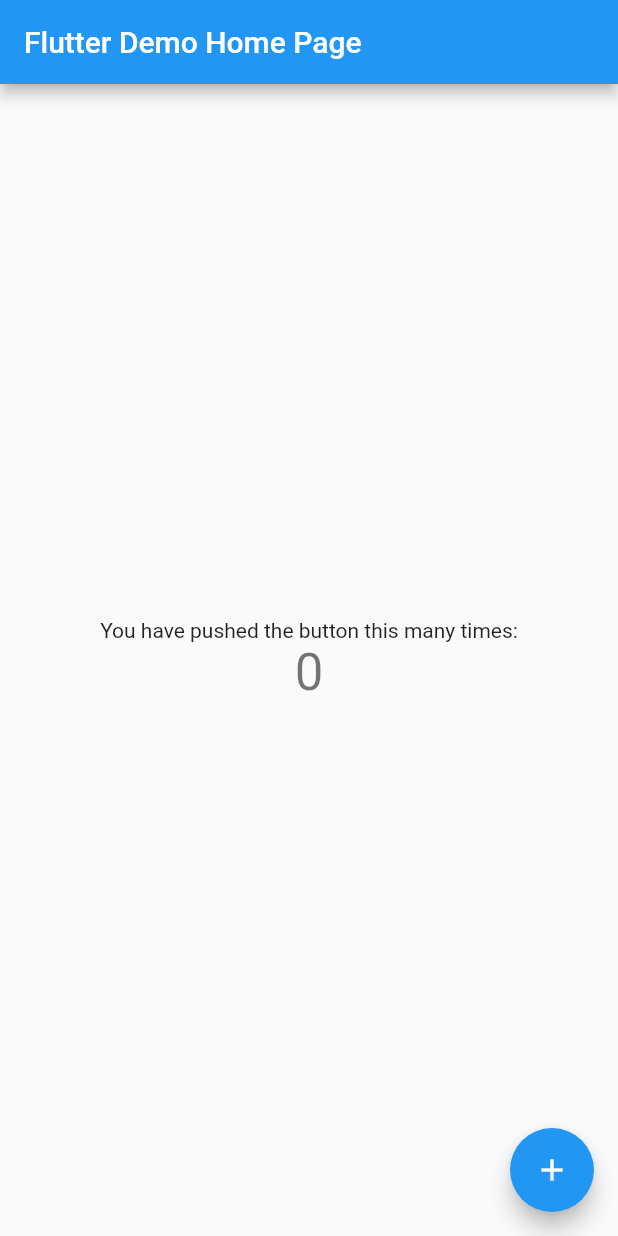
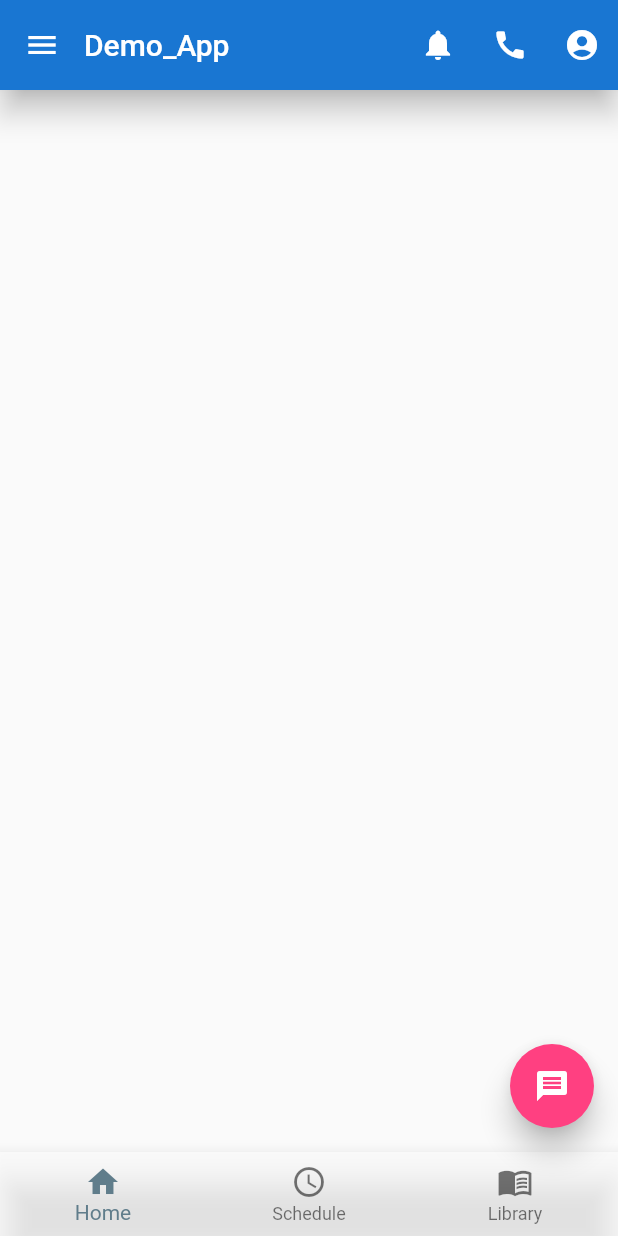
Before and after one commit to skilledfahad/C-03.-Flutter, a Flutter app: the screen it shows after launch, on a phone screen of 412 x 824 dp. Run offline on Flutter 3.47's test engine with Material 2 defaults, Android fonts, the phone set to English and light mode, and no system bars.

Commit message:
modified:   flutter_Assin-02/lib/main.dart
	modified:   flutter_Assin-02/lib/main.dart

```diff
--- a/flutter_Assin-02/lib/main.dart
+++ b/flutter_Assin-02/lib/main.dart
@@ -1,115 +1,107 @@
 import 'package:flutter/material.dart';
 
-void main() {
-  runApp(const MyApp());
-}
+void main() => runApp(const MyApp());
+
 
 class MyApp extends StatelessWidget {
   const MyApp({super.key});
 
-  // This widget is the root of your application.
   @override
   Widget build(BuildContext context) {
     return MaterialApp(
-      title: 'Flutter Demo',
-      theme: ThemeData(
-        // This is the theme of your application.
-        //
-        // Try running your application with "flutter run". You'll see the
-        // application has a blue toolbar. Then, without quitting the app, try
-        // changing the primarySwatch below to Colors.green and then invoke
-        // "hot reload" (press "r" in the console where you ran "flutter run",
-        // or simply save your changes to "hot reload" in a Flutter IDE).
-        // Notice that the counter didn't reset back to zero; the application
-        // is not restarted.
-        primarySwatch: Colors.blue,
-      ),
-      home: const MyHomePage(title: 'Flutter Demo Home Page'),
-    );
+      debugShowCheckedModeBanner: false,
+      theme: ThemeData(primarySwatch: Colors.blue),
+      darkTheme: ThemeData(primarySwatch: Colors.grey),
+      color: Colors.white10,
+      home: const MyHomePage());
   }
 }
 
-class MyHomePage extends StatefulWidget {
-  const MyHomePage({super.key, required this.title});
+class MyHomePage extends StatelessWidget {
+  const MyHomePage({super.key});
 
-  // This widget is the home page of your application. It is stateful, meaning
-  // that it has a State object (defined below) that contains fields that affect
-  // how it looks.
-
-  // This class is the configuration for the state. It holds the values (in this
-  // case the title) provided by the parent (in this case the App widget) and
-  // used by the build method of the State. Fields in a Widget subclass are
-  // always marked "final".
-
-  final String title;
-
-  @override
-  State<MyHomePage> createState() => _MyHomePageState();
-}
-
-class _MyHomePageState extends State<MyHomePage> {
-  int _counter = 0;
-
-  void _incrementCounter() {
-    setState(() {
-      // This call to setState tells the Flutter framework that something has
-      // changed in this State, which causes it to rerun the build method below
-      // so that the display can reflect the updated values. If we changed
-      // _counter without calling setState(), then the build method would not be
-      // called again, and so nothing would appear to happen.
-      _counter++;
-    });
+  MySnackBar(message,context){
+    return ScaffoldMessenger.of (context).showSnackBar(
+      SnackBar(content: Text(message),duration: const Duration(milliseconds: 500),)
+    );
   }
 
   @override
   Widget build(BuildContext context) {
-    // This method is rerun every time setState is called, for instance as done
-    // by the _incrementCounter method above.
-    //
-    // The Flutter framework has been optimized to make rerunning build methods
-    // fast, so that you can just rebuild anything that needs updating rather
-    // than having to individually change instances of widgets.
     return Scaffold(
       appBar: AppBar(
-        // Here we take the value from the MyHomePage object that was created by
-        // the App.build method, and use it to set our appbar title.
-        title: Text(widget.title),
+        // leading: IconButton(onPressed: (){},icon: const Icon(Icons.logo_dev)),
+        title: const Text("Demo_App"),
+        backgroundColor: Colors.blue[700],
+        titleSpacing: 0,
+        elevation: 8,
+        centerTitle: false,
+        toolbarHeight: 60,
+        toolbarOpacity: 1,
+        actions: [IconButton(onPressed: () {MySnackBar("Notifications",context);}, icon: const Icon(Icons.notifications)),
+          IconButton(onPressed: () {MySnackBar("Call us",context);}, icon: const Icon(Icons.call)),
+          IconButton(onPressed: () {MySnackBar("Profile",context);}, icon: const Icon(Icons.account_circle)),
+        ]),
+
+
+      floatingActionButton: FloatingActionButton(
+        elevation: 8,
+        onPressed:(){MySnackBar("Massage",context);},
+        backgroundColor: Colors.pinkAccent,
+        child: const Icon(Icons.message),
       ),
-      body: Center(
-        // Center is a layout widget. It takes a single child and positions it
-        // in the middle of the parent.
-        child: Column(
-          // Column is also a layout widget. It takes a list of children and
-          // arranges them vertically. By default, it sizes itself to fit its
-          // children horizontally, and tries to be as tall as its parent.
-          //
-          // Invoke "debug painting" (press "p" in the console, choose the
-          // "Toggle Debug Paint" action from the Flutter Inspector in Android
-          // Studio, or the "Toggle Debug Paint" command in Visual Studio Code)
-          // to see the wireframe for each widget.
-          //
-          // Column has various properties to control how it sizes itself and
-          // how it positions its children. Here we use mainAxisAlignment to
-          // center the children vertically; the main axis here is the vertical
-          // axis because Columns are vertical (the cross axis would be
-          // horizontal).
-          mainAxisAlignment: MainAxisAlignment.center,
-          children: <Widget>[
-            const Text(
-              'You have pushed the button this many times:',
+
+      bottomNavigationBar: BottomNavigationBar(
+        currentIndex : 0,
+        iconSize : 24,
+        backgroundColor : Colors.white60,
+        fixedColor : Colors.blueGrey,
+        items: const [
+          BottomNavigationBarItem(icon: Icon(Icons.home),label: "Home"),
+          BottomNavigationBarItem(icon: Icon(Icons.schedule),label: "Schedule" ),
+          BottomNavigationBarItem(icon: Icon(Icons.menu_book),label: "Library"),
+          // BottomNavigationBarItem(icon: Icon(Icons.menu_book_sharp),label: "Library") //Why 4th icon cause problem??
+        ],
+        onTap: (int index){
+          if (index==0){MySnackBar("Home",context);}
+          if (index==1){MySnackBar("Schedule",context);}
+          if (index==2){MySnackBar("Library",context);}
+        },
+      ),
+
+      drawer: Drawer(
+        child: ListView(
+          children:[
+            DrawerHeader(
+              padding: EdgeInsets.all(2),
+                child: UserAccountsDrawerHeader(
+                  decoration: const BoxDecoration(
+                      color: Colors.cyan,
+                      image: DecorationImage(
+                        image: NetworkImage('https://www.digiedupro.com/media/2020/07/Beijing_Institute_of_Graphic_Communication_Slider_4.jpg'),
+                        fit: BoxFit.cover,
+                  )
+                  ),
+                  accountName: Text("Demo_App"),
+                  accountEmail: Text("fahad.itwork@gmail.com"),
+                  currentAccountPicture: Image.network("https://lh3.googleusercontent.com/p/AF1QipN6O9nyN-k9DZjyqwYCllByMaTTrK-u8yO_1pCb=s680-w680-h510"),
+                )
             ),
-            Text(
-              '$_counter',
-              style: Theme.of(context).textTheme.headlineMedium,
-            ),
-          ],
-        ),
+
+            ListTile(
+              leading: const Icon(Icons.home),
+              title: const Text("Home"),
+              onTap: (){MySnackBar("_button",context);},
+              trailing: const Icon(Icons.add),
+              selected: true,),
+            ListTile(leading: Icon(Icons.notifications),title: Text("Notifications"),onTap: (){MySnackBar("_button",context);}),
+            ListTile(leading: Icon(Icons.schedule),title: Text("Schedule"),onTap: (){MySnackBar("_button",context);}),
+            ListTile(leading: Icon(Icons.menu_book),title: Text("Library"),onTap: (){MySnackBar("_button",context);},enabled: false,
+            trailing: Text("Under work"),),
+            ListTile(leading: Icon(Icons.newspaper),title: Text("Results"),onTap: (){MySnackBar("_button",context);}),
+          ]
+        )
       ),
-      floatingActionButton: FloatingActionButton(
-        onPressed: _incrementCounter,
-        tooltip: 'Increment',
-        child: const Icon(Icons.add),
-      ), // This trailing comma makes auto-formatting nicer for build methods.
     );
   }
 }
```
